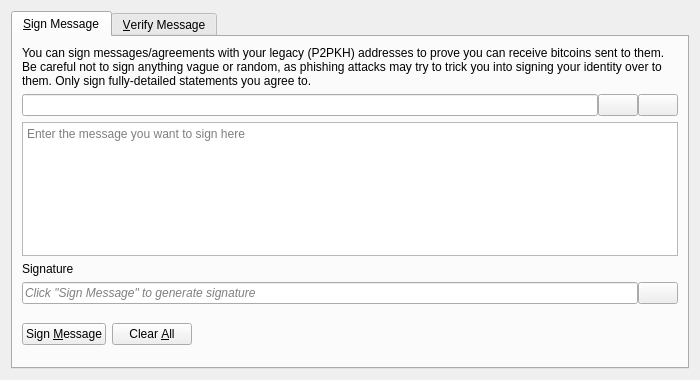
Qt form src/qt/forms/signverifymessagedialog.ui (DM-enterprises/bitcoin) before a commit.
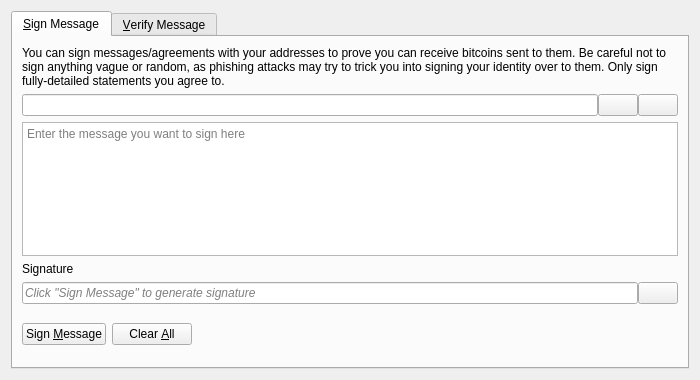
The same form after that commit. Icons and pictures are not drawn. Custom widgets are drawn as their Qt base class.

Patch:
```diff
--- a/src/qt/forms/signverifymessagedialog.ui
+++ b/src/qt/forms/signverifymessagedialog.ui
@@ -30,7 +30,7 @@
        <item>
         <widget class="QLabel" name="infoLabel_SM">
          <property name="text">
-          <string>You can sign messages/agreements with your legacy (P2PKH) addresses to prove you can receive bitcoins sent to them. Be careful not to sign anything vague or random, as phishing attacks may try to trick you into signing your identity over to them. Only sign fully-detailed statements you agree to.</string>
+          <string>You can sign messages/agreements with your addresses to prove you can receive bitcoins sent to them. Be careful not to sign anything vague or random, as phishing attacks may try to trick you into signing your identity over to them. Only sign fully-detailed statements you agree to.</string>
          </property>
          <property name="textFormat">
           <enum>Qt::PlainText</enum>
```
Left out of the diff: 3 changed lines with no effect on the pictures.
